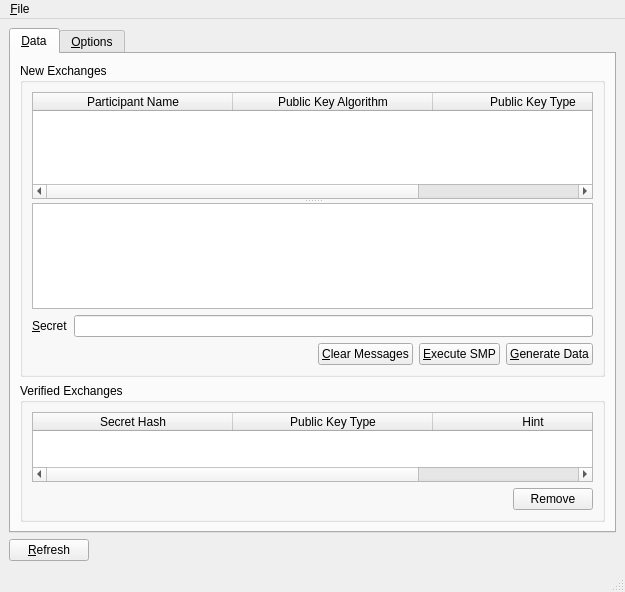
Before: the Qt Designer form branches/trunk/UI/spot-on-smpwindow.ui in textbrowser/spot-on, drawn with Qt 5.
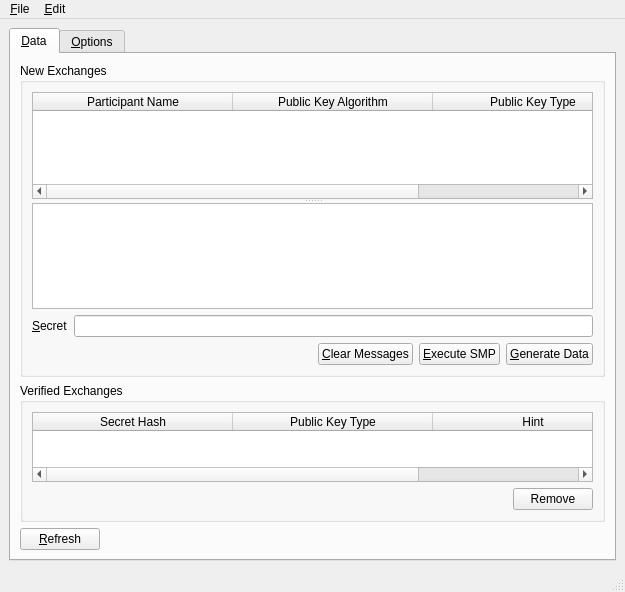
After: the same form once the commit is applied. Icons and pictures are not drawn.

Commit message: Remove SMP machines.

What changed in the file:
```diff
--- a/branches/trunk/UI/spot-on-smpwindow.ui
+++ b/branches/trunk/UI/spot-on-smpwindow.ui
@@ -223,6 +223,30 @@
           </layout>
          </widget>
         </item>
+        <item>
+         <layout class="QHBoxLayout" name="horizontalLayout_5">
+          <item>
+           <widget class="QPushButton" name="refresh">
+            <property name="text">
+             <string>&amp;Refresh</string>
+            </property>
+           </widget>
+          </item>
+          <item>
+           <spacer name="horizontalSpacer_4">
+            <property name="orientation">
+             <enum>Qt::Horizontal</enum>
+            </property>
+            <property name="sizeHint" stdset="0">
+             <size>
+              <width>40</width>
+              <height>20</height>
+             </size>
+            </property>
+           </spacer>
+          </item>
+         </layout>
+        </item>
        </layout>
       </widget>
       <widget class="QWidget" name="tab_2">
@@ -327,30 +351,6 @@
       </widget>
      </widget>
     </item>
-    <item>
-     <layout class="QHBoxLayout" name="horizontalLayout_5">
-      <item>
-       <widget class="QPushButton" name="refresh">
-        <property name="text">
-         <string>&amp;Refresh</string>
-        </property>
-       </widget>
-      </item>
-      <item>
-       <spacer name="horizontalSpacer_4">
-        <property name="orientation">
-         <enum>Qt::Horizontal</enum>
-        </property>
-        <property name="sizeHint" stdset="0">
-         <size>
-          <width>40</width>
-          <height>20</height>
-         </size>
-        </property>
-       </spacer>
-      </item>
-     </layout>
-    </item>
    </layout>
   </widget>
   <widget class="QMenuBar" name="menuBar">
@@ -368,7 +368,14 @@
     </property>
     <addaction name="action_Close"/>
    </widget>
+   <widget class="QMenu" name="menu_Edit">
+    <property name="title">
+     <string>&amp;Edit</string>
+    </property>
+    <addaction name="action_Purge_SMP_State_Machines"/>
+   </widget>
    <addaction name="menu_File"/>
+   <addaction name="menu_Edit"/>
   </widget>
   <widget class="QStatusBar" name="statusBar"/>
   <action name="action_Close">
```
Left out of the diff: 7 changed lines with no effect on the pictures. The commit also changes 2 other files.
